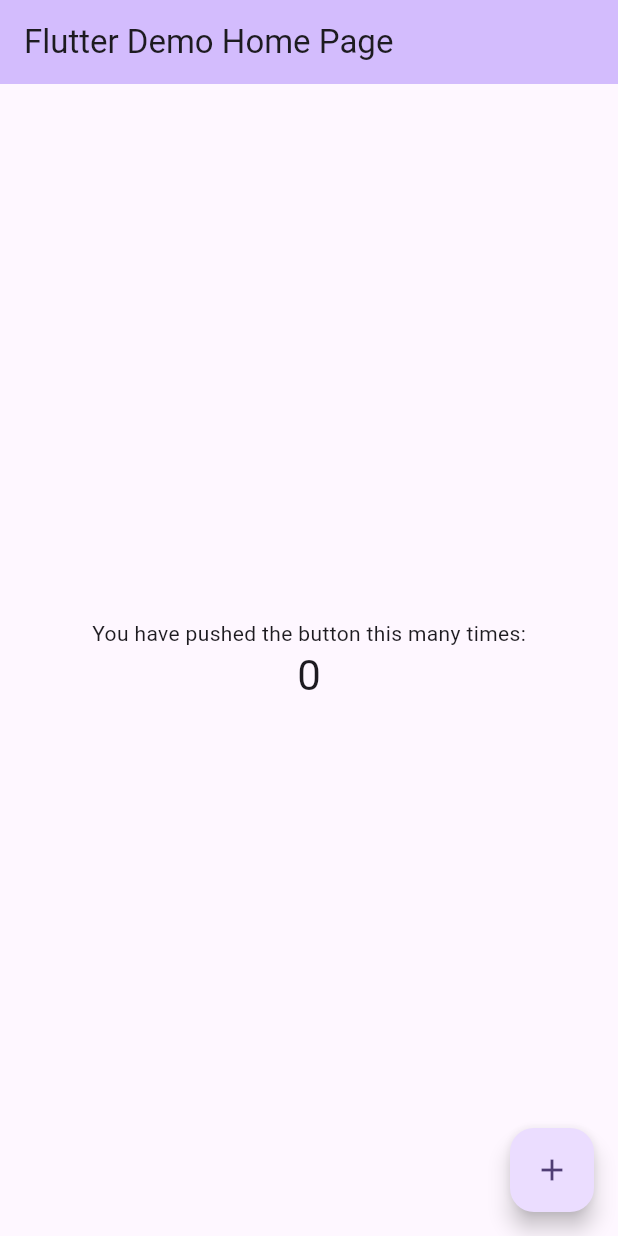
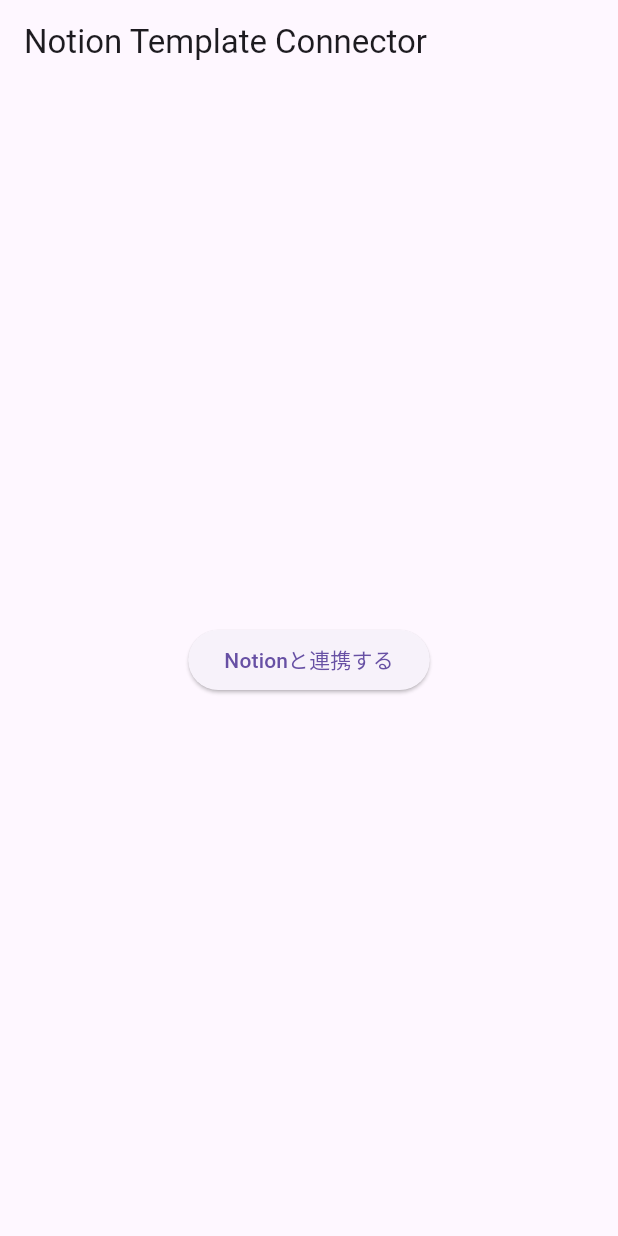
Before and after one commit to Haruki1090/notion_template_connector, a Flutter app: the screen it shows after launch, on a phone screen of 412 x 824 dp. Run offline on Flutter 3.47's test engine with Material 3 defaults, Android fonts, the phone set to English and light mode, and no system bars; our stand-ins replace flutter_riverpod, flutter_secure_storage; missing offline and left inert: flutter_inappwebview.

Commit message:
Refactor: Integrate Riverpod and add Notion authentication
- Migrated the application to use Flutter Riverpod for state management.
- Added a provider for Notion authentication.
- Introduced a login view using a web view for Notion authentication.
- Implemented token management for Notion authentication, including token clearing functionality.
- Updated the main app widget to use `ConsumerWidget` and `ProviderScope`.

```diff
--- a/lib/main.dart
+++ b/lib/main.dart
@@ -1,125 +1,48 @@
 import 'package:flutter/material.dart';
+import 'package:flutter_riverpod/flutter_riverpod.dart';
+
+import 'provider/notion_auth_provider.dart';
+import 'widget/notion_login_webview_widget.dart';
 
 void main() {
-  runApp(const MyApp());
+  runApp(const ProviderScope(child: NotionTemplateConnectorApp()));
 }
 
-class MyApp extends StatelessWidget {
-  const MyApp({super.key});
+class NotionTemplateConnectorApp extends ConsumerWidget {
+  const NotionTemplateConnectorApp({Key? key}) : super(key: key);
 
-  // This widget is the root of your application.
   @override
-  Widget build(BuildContext context) {
+  Widget build(BuildContext context, WidgetRef ref) {
+    final token = ref.watch(notionAuthProvider);
     return MaterialApp(
-      title: 'Flutter Demo',
-      theme: ThemeData(
-        // This is the theme of your application.
-        //
-        // TRY THIS: Try running your application with "flutter run". You'll see
-        // the application has a purple toolbar. Then, without quitting the app,
-        // try changing the seedColor in the colorScheme below to Colors.green
-        // and then invoke "hot reload" (save your changes or press the "hot
-        // reload" button in a Flutter-supported IDE, or press "r" if you used
-        // the command line to start the app).
-        //
-        // Notice that the counter didn't reset back to zero; the application
-        // state is not lost during the reload. To reset the state, use hot
-        // restart instead.
-        //
-        // This works for code too, not just values: Most code changes can be
-        // tested with just a hot reload.
-        colorScheme: ColorScheme.fromSeed(seedColor: Colors.deepPurple),
-        useMaterial3: true,
+      title: 'Notion Template Connector',
+      home: Scaffold(
+        appBar: AppBar(
+          title: const Text('Notion Template Connector'),
+        ),
+        body: Center(
+          child: token == null
+              ? ElevatedButton(
+                  onPressed: () {
+                    Navigator.of(context).push(MaterialPageRoute(
+                        builder: (_) => const NotionLoginWebviewWidget()));
+                  },
+                  child: const Text('Notionと連携する'),
+                )
+              : Column(
+                  mainAxisAlignment: MainAxisAlignment.center,
+                  children: [
+                    const Text('Notionと連携済み'),
+                    const SizedBox(height: 16),
+                    ElevatedButton(
+                        onPressed: () {
+                          ref.read(notionAuthProvider.notifier).clearToken();
+                        },
+                        child: const Text('連携解除')),
+                  ],
+                ),
+        ),
       ),
-      home: const MyHomePage(title: 'Flutter Demo Home Page'),
     );
   }
 }
-
-class MyHomePage extends StatefulWidget {
-  const MyHomePage({super.key, required this.title});
-
-  // This widget is the home page of your application. It is stateful, meaning
-  // that it has a State object (defined below) that contains fields that affect
-  // how it looks.
-
-  // This class is the configuration for the state. It holds the values (in this
-  // case the title) provided by the parent (in this case the App widget) and
-  // used by the build method of the State. Fields in a Widget subclass are
-  // always marked "final".
-
-  final String title;
-
-  @override
-  State<MyHomePage> createState() => _MyHomePageState();
-}
-
-class _MyHomePageState extends State<MyHomePage> {
-  int _counter = 0;
-
-  void _incrementCounter() {
-    setState(() {
-      // This call to setState tells the Flutter framework that something has
-      // changed in this State, which causes it to rerun the build method below
-      // so that the display can reflect the updated values. If we changed
-      // _counter without calling setState(), then the build method would not be
-      // called again, and so nothing would appear to happen.
-      _counter++;
-    });
-  }
-
-  @override
-  Widget build(BuildContext context) {
-    // This method is rerun every time setState is called, for instance as done
-    // by the _incrementCounter method above.
-    //
-    // The Flutter framework has been optimized to make rerunning build methods
-    // fast, so that you can just rebuild anything that needs updating rather
-    // than having to individually change instances of widgets.
-    return Scaffold(
-      appBar: AppBar(
-        // TRY THIS: Try changing the color here to a specific color (to
-        // Colors.amber, perhaps?) and trigger a hot reload to see the AppBar
-        // change color while the other colors stay the same.
-        backgroundColor: Theme.of(context).colorScheme.inversePrimary,
-        // Here we take the value from the MyHomePage object that was created by
-        // the App.build method, and use it to set our appbar title.
-        title: Text(widget.title),
-      ),
-      body: Center(
-        // Center is a layout widget. It takes a single child and positions it
-        // in the middle of the parent.
-        child: Column(
-          // Column is also a layout widget. It takes a list of children and
-          // arranges them vertically. By default, it sizes itself to fit its
-          // children horizontally, and tries to be as tall as its parent.
-          //
-          // Column has various properties to control how it sizes itself and
-          // how it positions its children. Here we use mainAxisAlignment to
-          // center the children vertically; the main axis here is the vertical
-          // axis because Columns are vertical (the cross axis would be
-          // horizontal).
-          //
-          // TRY THIS: Invoke "debug painting" (choose the "Toggle Debug Paint"
-          // action in the IDE, or press "p" in the console), to see the
-          // wireframe for each widget.
-          mainAxisAlignment: MainAxisAlignment.center,
-          children: <Widget>[
-            const Text(
-              'You have pushed the button this many times:',
-            ),
-            Text(
-              '$_counter',
-              style: Theme.of(context).textTheme.headlineMedium,
-            ),
-          ],
-        ),
-      ),
-      floatingActionButton: FloatingActionButton(
-        onPressed: _incrementCounter,
-        tooltip: 'Increment',
-        child: const Icon(Icons.add),
-      ), // This trailing comma makes auto-formatting nicer for build methods.
-    );
-  }
-}
```
